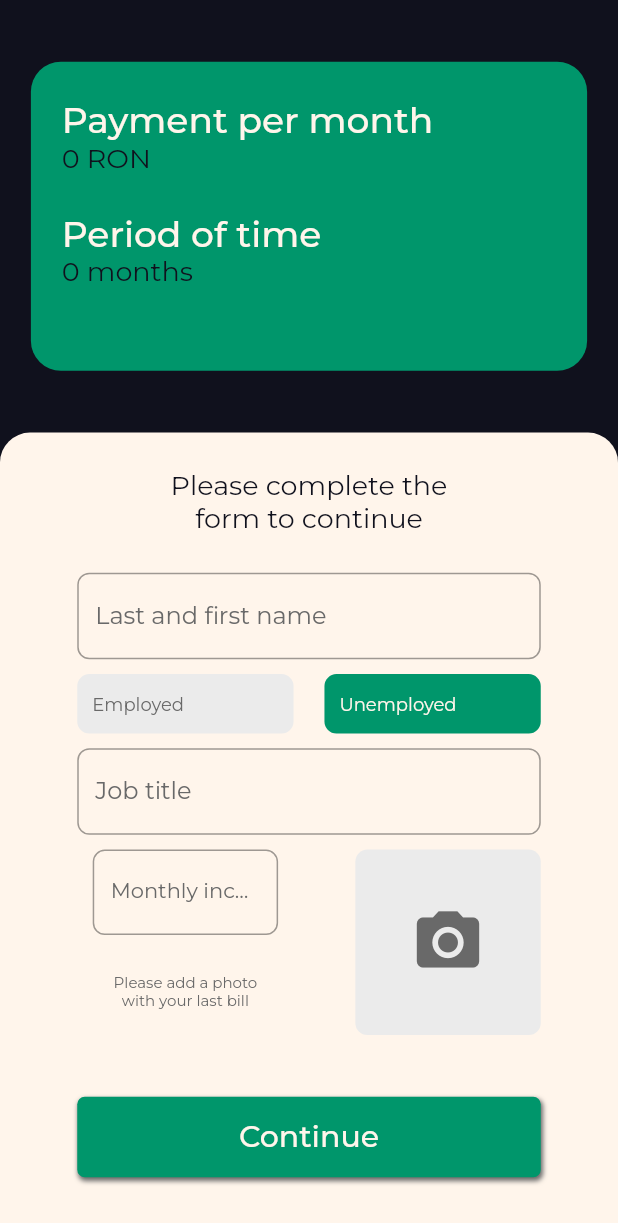
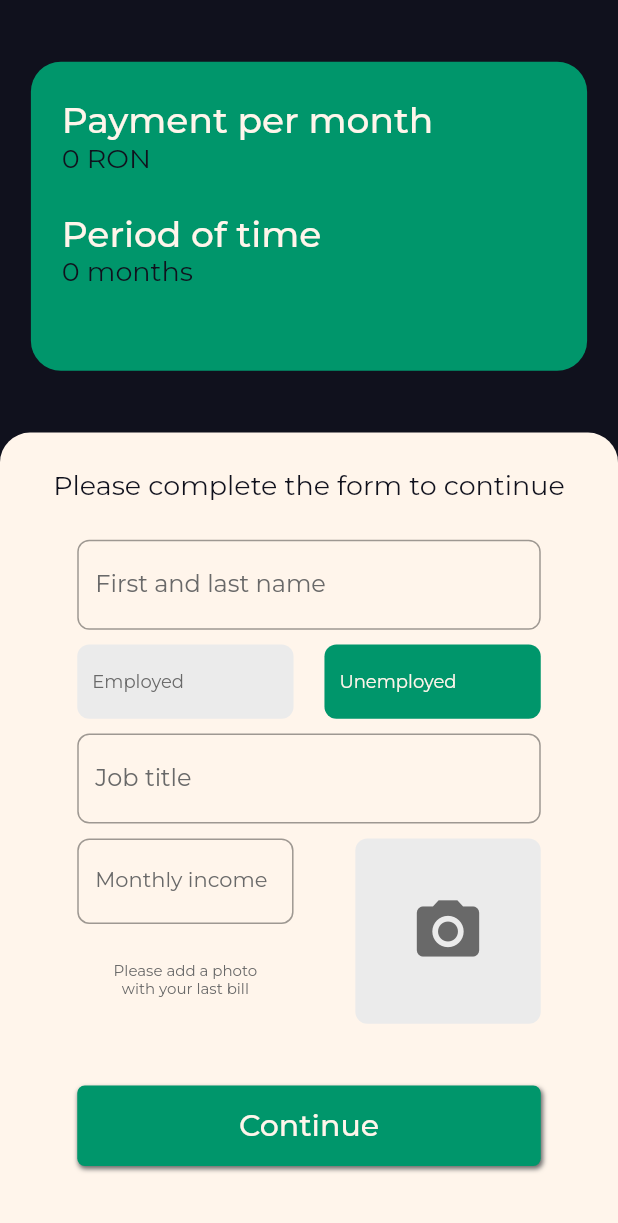
Before and after one commit to Tudor-Anitas/MyCreditLoans, a Flutter app: the DetailsPage screen opened directly with empty values, on a phone screen of 412 x 824 dp. Shown: the top 1223 px of the screen. Run offline on Flutter 3.47's test engine with Material 2 defaults, Android fonts, the phone set to English and light mode, and no system bars; our stand-ins replace animated_splash_screen, google_fonts, image_picker, page_transition.

Commit message:
completed fixing the components sizes

```diff
--- a/lib/methods.dart
+++ b/lib/methods.dart
@@ -1,6 +1,7 @@
 import 'dart:convert';
 import 'package:http/http.dart' as http;
 import 'package:my_credit_loans/screens/details_page/components/details_form.dart';
+
 
 /// Get score from API
 Future<int> getScore() async {
@@ -33,7 +34,7 @@ class InputValidators {
 
   Function jobValidator = (String? value) {
     if (DetailsForm.isEmployed && value!.length < 3)
-      return 'Incorrect job title';
+      return '';
     return null;
   };
 
--- a/lib/screens/details_page/components/details_form.dart
+++ b/lib/screens/details_page/components/details_form.dart
@@ -68,7 +68,7 @@ class _DetailsFormState extends State<DetailsForm> {
       height: windowHeight * 0.65,
       decoration: BoxDecoration(
           color: Theme.of(context).backgroundColor,
-          borderRadius: BorderRadius.only(
+          borderRadius: const BorderRadius.only(
               topRight: Radius.circular(20), topLeft: Radius.circular(20))),
       child: Form(
         key: _formKey,
@@ -77,27 +77,34 @@ class _DetailsFormState extends State<DetailsForm> {
             SizedBox(
               height: windowHeight * 0.6 * 0.05,
             ),
-            Text('Please complete the'),
-            Text('form to continue'),
+            Container(
+              child: const Text('Please complete the form to continue'),
+            ),
             SizedBox(
               height: windowHeight * 0.6 * 0.05,
             ),
-            Input(
-              hint: 'Last and first name',
-              controller: name,
-              validator: InputValidators().nameValidator,
+            Container(
+              width: windowWidth * 0.75,
+              child: Input(
+                hint: 'First and last name',
+                controller: name,
+                validator: InputValidators().nameValidator,
+              ),
             ),
             SizedBox(
               height: windowHeight * 0.6 * 0.02,
             ),
-            EmploymentStatus(width: windowWidth, height: windowHeight * 0.6),
+            EmploymentStatus(),
             SizedBox(
               height: windowHeight * 0.6 * 0.02,
             ),
-            Input(
-                hint: 'Job title',
-                controller: job,
-                validator: InputValidators().jobValidator),
+            Container(
+              width: windowWidth * 0.75,
+              child: Input(
+                  hint: 'Job title',
+                  controller: job,
+                  validator: InputValidators().jobValidator),
+            ),
             SizedBox(
               height: windowHeight * 0.6 * 0.02,
             ),
@@ -112,7 +119,7 @@ class _DetailsFormState extends State<DetailsForm> {
                     child: Column(
                       children: [
                         Container(
-                          width: windowWidth * 0.3,
+                          width: windowWidth * 0.35,
                           child: Input(
                             hint: 'Monthly income',
                             inputType: TextInputType.number,
--- a/lib/screens/details_page/components/employment_status.dart
+++ b/lib/screens/details_page/components/employment_status.dart
@@ -3,10 +3,7 @@ import 'package:my_credit_loans/screens/details_page/components/details_form.dar
 import 'package:my_credit_loans/screens/details_page/components/switch_button.dart';
 
 class EmploymentStatus extends StatefulWidget {
-  late final double width;
-  late final double height;
 
-  EmploymentStatus({required this.width, required this.height});
 
   @override
   _EmploymentStatusState createState() => _EmploymentStatusState();
@@ -15,6 +12,8 @@ class EmploymentStatus extends StatefulWidget {
 class _EmploymentStatusState extends State<EmploymentStatus> {
   @override
   Widget build(BuildContext context) {
+    double windowWidth = MediaQuery.of(context).size.width;
+    double windowHeight = MediaQuery.of(context).size.height;
     return Row(
       mainAxisAlignment: MainAxisAlignment.center,
       children: [
@@ -25,13 +24,13 @@ class _EmploymentStatusState extends State<EmploymentStatus> {
               });
             },
             child: SwitchButton(
-              width: widget.width * 0.35,
-              height: widget.height * 0.08,
+              width: windowWidth * 0.35,
+              height: windowHeight * 0.06,
               title: 'Employed',
               isActive: DetailsForm.isEmployed,
             )),
         SizedBox(
-          width: widget.width * 0.05,
+          width: windowWidth * 0.05,
         ),
         GestureDetector(
             onTap: () {
@@ -40,8 +39,8 @@ class _EmploymentStatusState extends State<EmploymentStatus> {
               });
             },
             child: SwitchButton(
-              width: widget.width * 0.35,
-              height: widget.height * 0.08,
+              width: windowWidth * 0.35,
+              height: windowHeight * 0.06,
               title: 'Unemployed',
               isActive: !DetailsForm.isEmployed,
             ))
--- a/lib/screens/details_page/components/loan_display.dart
+++ b/lib/screens/details_page/components/loan_display.dart
@@ -10,9 +10,11 @@ class LoanDisplay extends StatelessWidget {
   Widget build(BuildContext context) {
     double windowWidth = MediaQuery.of(context).size.width;
     double windowHeight = MediaQuery.of(context).size.height;
+    bool isKeyboardOpen =
+        MediaQuery.of(context).viewInsets.bottom != 0 ? true : false;
     return Container(
       width: windowWidth * 0.9,
-      height: windowHeight * 0.25,
+      height: isKeyboardOpen ? 0 : windowHeight * 0.25,
       padding:
           EdgeInsets.only(top: windowHeight * 0.03, left: windowWidth * 0.05),
       decoration: BoxDecoration(
--- a/lib/screens/results_page/results_page.dart
+++ b/lib/screens/results_page/results_page.dart
@@ -21,6 +21,8 @@ class ResultsPage extends StatelessWidget {
           ? Theme.of(context).accentColor
           : Theme.of(context).errorColor,
       body: Container(
+        width: windowWidth,
+        height: windowHeight,
         margin: EdgeInsets.only(top: windowHeight * 0.3),
         child: Center(
             child: Column(
--- a/lib/widgets/input.dart
+++ b/lib/widgets/input.dart
@@ -26,11 +26,7 @@ class Input extends StatefulWidget {
 class _InputState extends State<Input> {
   @override
   Widget build(BuildContext context) {
-    double windowWidth = MediaQuery.of(context).size.width;
-    double windowHeight = MediaQuery.of(context).size.height;
     return SizedBox(
-      width: windowWidth * 0.75,
-      height: windowHeight * 0.07,
       child: TextFormField(
           controller: widget.controller,
           style: GoogleFonts.montserrat(fontSize: widget.hintSize),
```
